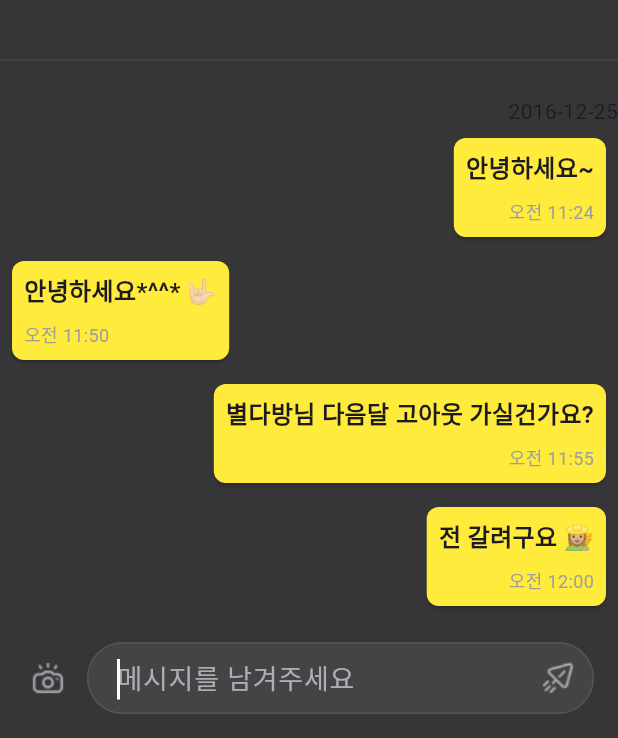
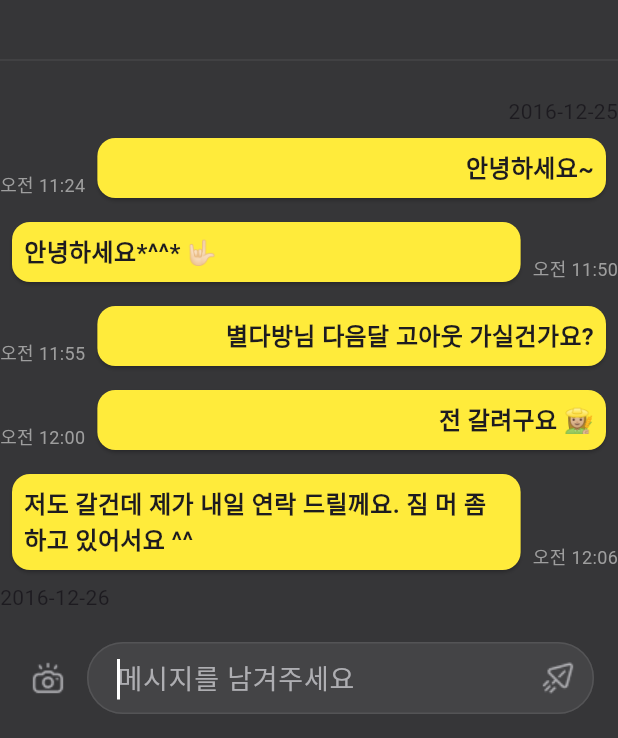
Before and after one commit to Faysel-Abdella/Flutter-App-Development, a Flutter app: the screen it shows after launch, on a phone screen of 412 x 824 dp, the part 498-1236 px from its top. Run offline on Flutter 3.47's test engine with Material 3 defaults, Android fonts, the phone set to English and light mode, and no system bars; our stand-ins replace flutter_otp_text_field, image_picker.

Commit message:
make a card

```diff
--- a/lib/screens/direct_message/chat_room.dart
+++ b/lib/screens/direct_message/chat_room.dart
@@ -352,36 +352,17 @@ class _ChatRoomState extends State<ChatRoom> {
                                     if (isNewDate)
                                       Text(conversation
                                           .date), // Show the date if it's a new date
-                                    IntrinsicWidth(
-                                      // width: 100,
-                                      child: Card(
-                                        shape: RoundedRectangleBorder(
-                                          borderRadius:
-                                              BorderRadius.circular(8),
-                                        ),
-                                        color: Colors.yellow,
-                                        margin: const EdgeInsets.all(8),
-                                        child: Padding(
-                                          padding: const EdgeInsets.all(8),
-                                          child: Column(
+                                    Row(
                                       crossAxisAlignment:
+                                          CrossAxisAlignment.end,
+                                      children: [
+                                        if (conversation.role == "sender")
+                                          Padding(
+                                            padding: const EdgeInsets.only(
+                                                bottom: 8),
+                                            child: Row(
+                                              mainAxisAlignment:
                                                   conversation.role == "sender"
-                                                    ? CrossAxisAlignment.end
-                                                    : CrossAxisAlignment.start,
-                                            children: [
-                                              Text(
-                                                conversation.message,
-                                                style: const TextStyle(
-                                                  fontWeight: FontWeight.bold,
-                                                  fontSize: 16,
-                                                ),
-                                                textAlign: TextAlign.left,
-                                              ),
-                                              const SizedBox(height: 8),
-                                              Row(
-                                                mainAxisAlignment: conversation
-                                                            .role ==
-                                                        "sender"
                                                       ? MainAxisAlignment.end
                                                       : MainAxisAlignment.start,
                                               children: [
@@ -394,10 +375,60 @@ class _ChatRoomState extends State<ChatRoom> {
                                                 ),
                                               ],
                                             ),
+                                          ),
+                                        Expanded(
+                                          child: Card(
+                                            shape: RoundedRectangleBorder(
+                                              borderRadius:
+                                                  BorderRadius.circular(12),
+                                            ),
+                                            color: Colors.yellow,
+                                            margin: const EdgeInsets.all(8),
+                                            child: Padding(
+                                              padding: const EdgeInsets.all(8),
+                                              child: Column(
+                                                crossAxisAlignment: conversation
+                                                            .role ==
+                                                        "sender"
+                                                    ? CrossAxisAlignment.end
+                                                    : CrossAxisAlignment.start,
+                                                children: [
+                                                  Text(
+                                                    conversation.message,
+                                                    style: const TextStyle(
+                                                      fontWeight:
+                                                          FontWeight.bold,
+                                                      fontSize: 16,
+                                                    ),
+                                                    textAlign: TextAlign.left,
+                                                  ),
+                                                  // const SizedBox(height: 8),
                                                 ],
                                               ),
                                             ),
                                           ),
+                                        ),
+                                        if (conversation.role == "receiver")
+                                          Padding(
+                                            padding: const EdgeInsets.only(
+                                                bottom: 8),
+                                            child: Row(
+                                              mainAxisAlignment:
+                                                  conversation.role == "sender"
+                                                      ? MainAxisAlignment.end
+                                                      : MainAxisAlignment.start,
+                                              children: [
+                                                Text(
+                                                  conversation.hour,
+                                                  style: const TextStyle(
+                                                    fontSize: 12,
+                                                    color: Colors.grey,
+                                                  ),
+                                                ),
+                                              ],
+                                            ),
+                                          ),
+                                      ],
                                     ),
                                   ],
                                 );
```
Lines whose indentation alone changed are shown as unchanged.
